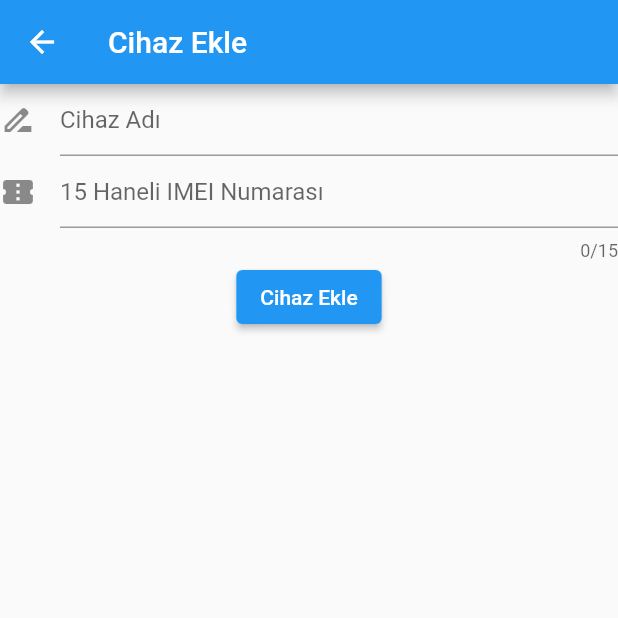
After one commit to sacitkuheylan/MQTTAndroidControl, a Flutter app: the AddDevicePage screen opened directly, on a phone screen of 412 x 824 dp, the top half of it. The commit adds this screen. Run offline on Flutter 3.47's test engine with Material 2 defaults, Android fonts, the phone set to English and light mode, and no system bars; missing offline and left inert: mqtt_client.

Commit message:
2 new pages added, there will be major changes in next commit.

```diff
--- /dev/null
+++ b/lib/adddevice.dart
@@ -0,0 +1,57 @@
+import 'package:flutter/material.dart';
+
+void main() {
+  runApp(const MyAddDevicePage());
+}
+
+class MyAddDevicePage extends StatelessWidget {
+  const MyAddDevicePage({Key? key}) : super(key: key);
+
+  @override
+  Widget build(BuildContext context) {
+    return MaterialApp(
+        debugShowCheckedModeBanner: false,
+        home: const MyAddDevicePage(),
+        routes: <String, WidgetBuilder>{
+          'main': (BuildContext context) => const MyAddDevicePage(),
+        });
+  }
+}
+
+class AddDevicePage extends StatefulWidget {
+  const AddDevicePage({Key? key}) : super(key: key);
+
+  @override
+  _AddDevicePageState createState() => _AddDevicePageState();
+}
+
+var errorText = "";
+
+class _AddDevicePageState extends State<AddDevicePage> {
+  TextEditingController imei = TextEditingController();
+  TextEditingController deviceName = TextEditingController();
+
+  @override
+  Widget build(BuildContext context) {
+    return Scaffold(
+        appBar: AppBar(title: Text("Cihaz Ekle")),
+        body: Column(children: <Widget>[
+          TextField(
+            controller: deviceName,
+            decoration: const InputDecoration(
+              icon: Icon(Icons.drive_file_rename_outline),
+              hintText: 'Cihaz Adı',
+            ),
+          ),
+          TextField(
+            controller: imei,
+            maxLength: 15,
+            decoration: const InputDecoration(
+              icon: Icon(Icons.confirmation_number),
+              hintText: '15 Haneli IMEI Numarası',
+            ),
+          ),
+          ElevatedButton(child: const Text('Cihaz Ekle'), onPressed: () {}),
+        ]));
+  }
+}
--- a/lib/register.dart
+++ b/lib/register.dart
@@ -63,7 +63,7 @@ class _RegisterPageState extends State<RegisterPage> {
           TextField(
             controller: name,
             decoration: const InputDecoration(
-              icon: Icon(Icons.mail_outline),
+              icon: Icon(Icons.perm_identity_outlined),
               hintText: 'Ad Soyad',
             ),
           ),
```
Also changed, not shown: lib/devicelist.dart (added, +46 -0 lines).
